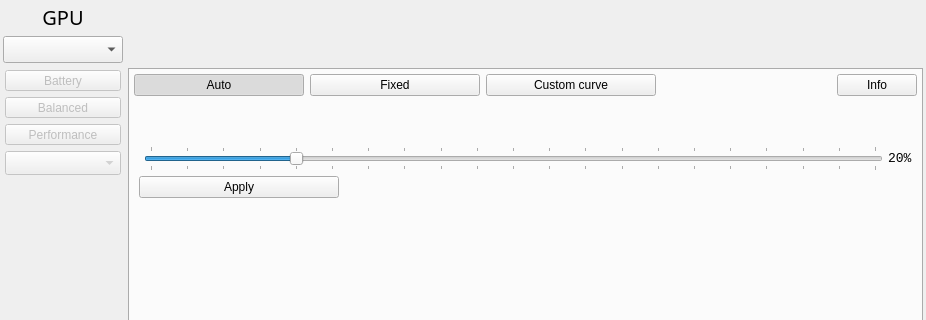
The window that radeon-profile/radeon_profile.ui (marazmista/radeon-profile) describes before a commit, drawn with Qt 5; both pictures show x 0 to 926 and y 0 to 320 of the 926 by 486 pixel window.
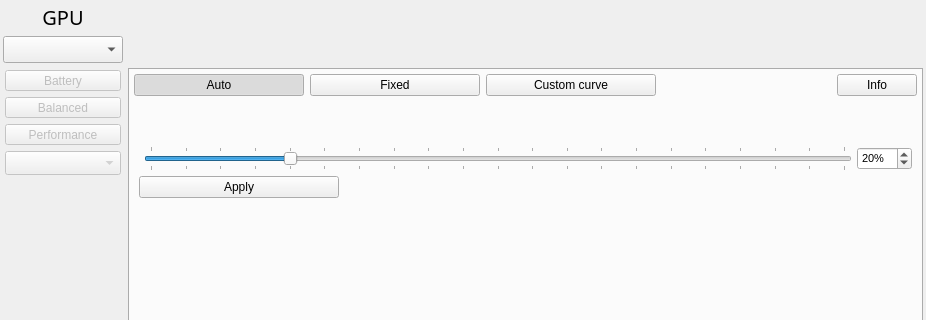
The same window after the commit. The open tabs and pages were chosen to show the change. Icons and pictures are not drawn.

Commit message: changed labels to spin boxes for fixed fan speed and power cap

```diff
--- a/radeon-profile/radeon_profile.ui
+++ b/radeon-profile/radeon_profile.ui
@@ -1845,6 +1845,53 @@
             <property name="spacing">
              <number>5</number>
             </property>
+            <item row="1" column="1">
+             <spacer name="verticalSpacer_12">
+              <property name="orientation">
+               <enum>Qt::Vertical</enum>
+              </property>
+              <property name="sizeType">
+               <enum>QSizePolicy::Maximum</enum>
+              </property>
+              <property name="sizeHint" stdset="0">
+               <size>
+                <width>20</width>
+                <height>40</height>
+               </size>
+              </property>
+             </spacer>
+            </item>
+            <item row="4" column="1">
+             <spacer name="verticalSpacer_2">
+              <property name="orientation">
+               <enum>Qt::Vertical</enum>
+              </property>
+              <property name="sizeHint" stdset="0">
+               <size>
+                <width>20</width>
+                <height>40</height>
+               </size>
+              </property>
+             </spacer>
+            </item>
+            <item row="2" column="2">
+             <widget class="QSpinBox" name="spin_fanFixedSpeed">
+              <property name="font">
+               <font>
+                <pointsize>8</pointsize>
+               </font>
+              </property>
+              <property name="suffix">
+               <string>%</string>
+              </property>
+              <property name="maximum">
+               <number>100</number>
+              </property>
+              <property name="value">
+               <number>20</number>
+              </property>
+             </widget>
+            </item>
             <item row="2" column="1">
              <widget class="QSlider" name="slider_fanSpeed">
               <property name="minimum">
@@ -1870,19 +1917,6 @@
               </property>
              </widget>
             </item>
-            <item row="2" column="2">
-             <widget class="QLabel" name="labelFixedSpeed">
-              <property name="font">
-               <font>
-                <family>Monospace</family>
-                <pointsize>10</pointsize>
-               </font>
-              </property>
-              <property name="text">
-               <string>20%</string>
-              </property>
-             </widget>
-            </item>
             <item row="3" column="0" colspan="2">
              <widget class="QPushButton" name="btn_pwmFixedApply">
               <property name="maximumSize">
```
Left out of the diff: 120 changed lines with no effect on the pictures. The commit also changes 6 other files.
